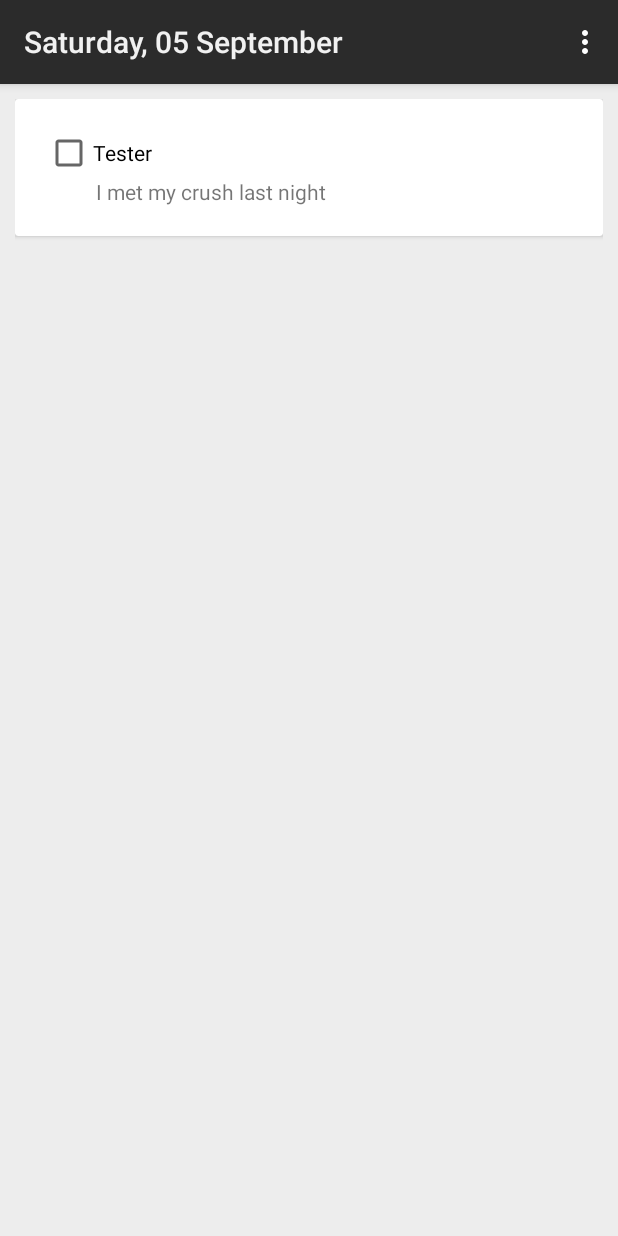
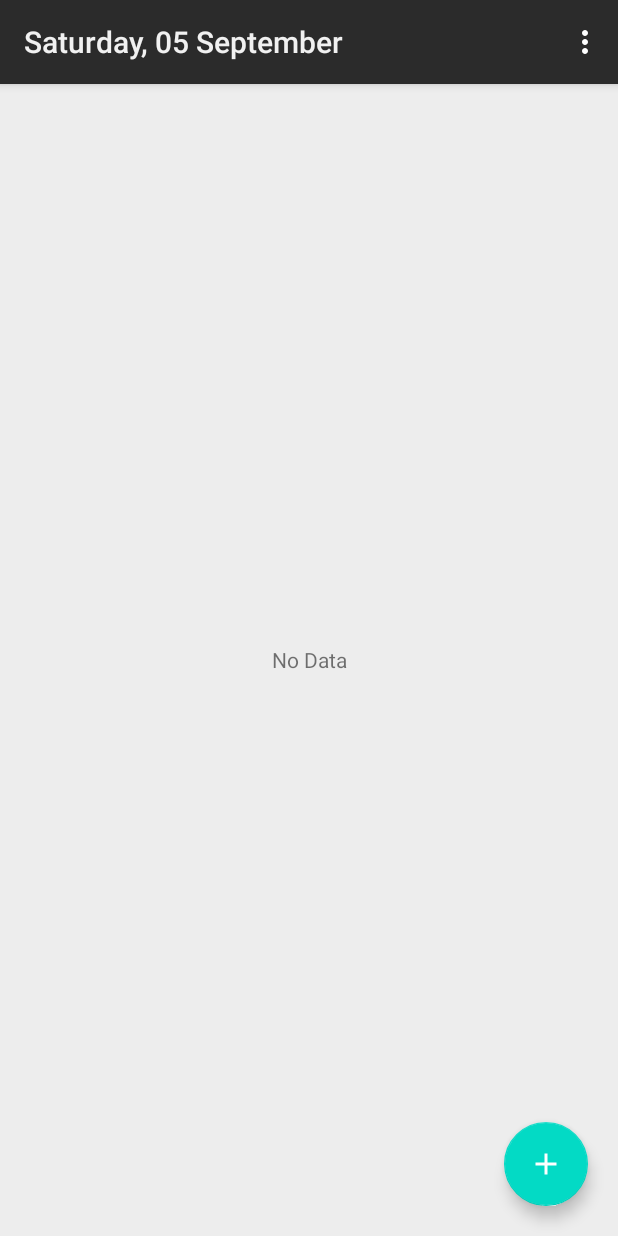
Before and after one commit to setyotontowi/menko, an Android app: the screen it shows after launch (MainActivity), on a phone screen of 412 x 824 dp. Run offline under Robolectric (Android 15) with nearby library versions, the light colour scheme and no system bars; libraries missing offline, so code that uses them is left out: com.github.appintro.

Commit message:
RecyclerView with dynamic data

```diff
--- a/app/src/main/java/com/project/thisappistryingtomakeyoubetter/adapter/TaskAdapter.java
+++ b/app/src/main/java/com/project/thisappistryingtomakeyoubetter/adapter/TaskAdapter.java
@@ -38,7 +38,11 @@ public class TaskAdapter extends RecyclerView.Adapter<TaskAdapter.TaskViewHolder
         Task task = tasks.get(position);
 
         holder.title.setText(task.getTitle());
-        holder.description.setText(task.getDescription());
+        if(task.getDescription().equals("") || task.getDescription() == null){
+            holder.description.setVisibility(View.GONE);
+        } else {
+            holder.description.setText(task.getDescription());
+        }
     }
 
     @Override
--- a/app/src/main/java/com/project/thisappistryingtomakeyoubetter/fragment/DayFragment.java
+++ b/app/src/main/java/com/project/thisappistryingtomakeyoubetter/fragment/DayFragment.java
@@ -1,5 +1,7 @@
 package com.project.thisappistryingtomakeyoubetter.fragment;
 
+import android.app.Dialog;
+import android.os.Build;
 import android.os.Bundle;
 
 import androidx.annotation.NonNull;
@@ -10,8 +12,12 @@ import androidx.recyclerview.widget.LinearLayoutManager;
 import android.view.LayoutInflater;
 import android.view.View;
 import android.view.ViewGroup;
+import android.view.Window;
+import android.view.WindowManager;
 
+import com.project.thisappistryingtomakeyoubetter.R;
 import com.project.thisappistryingtomakeyoubetter.adapter.TaskAdapter;
+import com.project.thisappistryingtomakeyoubetter.databinding.DialogAddTaskBinding;
 import com.project.thisappistryingtomakeyoubetter.model.Task;
 import com.project.thisappistryingtomakeyoubetter.util.GeneralHelper;
 import com.project.thisappistryingtomakeyoubetter.activity.MainActivity;
@@ -21,12 +27,14 @@ import java.util.ArrayList;
 import java.util.Calendar;
 import java.util.Date;
 import java.util.List;
+import java.util.Objects;
 
-public class DayFragment extends Fragment {
+public class DayFragment extends Fragment implements View.OnClickListener {
 
     private Date date;
     private FragmentDayBinding binding;
     private List<Task> tasks;
+    private TaskAdapter taskAdapter;
 
     public DayFragment() {
         // Required empty public constructor
@@ -60,21 +68,14 @@ public class DayFragment extends Fragment {
         super.onViewCreated(view, savedInstanceState);
         tasks = new ArrayList<>();
 
-        // Data samples
-        Task task1 = new Task("Tester", "I met my crush last night");
-        tasks.add(task1);
+        placeHolder();
 
-        if(tasks.isEmpty()){
-            binding.task.setVisibility(View.GONE);
-            binding.nodata.setVisibility(View.VISIBLE);
-        } else {
-            binding.task.setVisibility(View.VISIBLE);
-            binding.nodata.setVisibility(View.GONE);
-        }
-
-        TaskAdapter taskAdapter = new TaskAdapter(getActivity(), tasks);
+        taskAdapter = new TaskAdapter(getActivity(), tasks);
         binding.task.setLayoutManager(new LinearLayoutManager(getActivity()));
         binding.task.setAdapter(taskAdapter);
+
+        // Floating Action Button Add
+        binding.addTask.setOnClickListener(this);
     }
 
     @Override
@@ -83,4 +84,60 @@ public class DayFragment extends Fragment {
         ((MainActivity)requireActivity()).toolbar.setTitle(
                 GeneralHelper.dateFormatter().format(date));
     }
+
+    @Override
+    public void onClick(View v) {
+        if (v.getId() == R.id.add_task) {
+            addTaskDialog();
+        }
+    }
+
+    private void addTaskDialog(){
+        final Dialog dialog = new Dialog(requireContext());
+        final DialogAddTaskBinding binding = DialogAddTaskBinding.inflate(getLayoutInflater());
+        dialog.setContentView(binding.getRoot());
+
+        if (Build.VERSION.SDK_INT >= Build.VERSION_CODES.KITKAT) {
+            Objects.requireNonNull(dialog.getWindow()).setSoftInputMode(WindowManager.LayoutParams.SOFT_INPUT_STATE_HIDDEN);
+        }
+
+        Window window = dialog.getWindow();
+        assert window != null;
+        window.setLayout(WindowManager.LayoutParams.MATCH_PARENT,
+                WindowManager.LayoutParams.WRAP_CONTENT);
+
+        binding.cancel.setOnClickListener(new View.OnClickListener() {
+            @Override
+            public void onClick(View v) {
+                dialog.dismiss();
+            }
+        });
+
+        binding.save.setOnClickListener(new View.OnClickListener() {
+            @Override
+            public void onClick(View v) {
+                addTask(binding.title.getText().toString(),
+                        binding.description.getText().toString());
+                dialog.dismiss();
+            }
+        });
+
+        dialog.show();
+    }
+
+    private void addTask(String title, String description) {
+        tasks.add(new Task(title, description));
+        taskAdapter.notifyDataSetChanged();
+        placeHolder();
+    }
+
+    private void placeHolder(){
+        if(tasks.isEmpty()){
+            binding.task.setVisibility(View.GONE);
+            binding.nodata.setVisibility(View.VISIBLE);
+        } else {
+            binding.task.setVisibility(View.VISIBLE);
+            binding.nodata.setVisibility(View.GONE);
+        }
+    }
 }
--- /dev/null
+++ b/app/src/main/res/drawable/ic_add.xml
@@ -0,0 +1,12 @@
+<vector xmlns:android="http://schemas.android.com/apk/res/android"
+    xmlns:tools="http://schemas.android.com/tools"
+    android:width="24dp"
+    android:height="24dp"
+    android:tint="#FFFFFF"
+    android:viewportWidth="24"
+    android:viewportHeight="24">
+    <path
+        android:fillColor="@android:color/white"
+        android:pathData="M19,13h-6v6h-2v-6H5v-2h6V5h2v6h6v2z"
+        tools:ignore="VectorRaster" />
+</vector>
--- a/app/src/main/res/layout/fragment_day.xml
+++ b/app/src/main/res/layout/fragment_day.xml
@@ -3,23 +3,43 @@
     xmlns:tools="http://schemas.android.com/tools"
     android:layout_width="match_parent"
     android:layout_height="match_parent"
+    xmlns:app="http://schemas.android.com/apk/res-auto"
     android:background="@color/main_background"
+    android:orientation="vertical"
     tools:context=".fragment.DayFragment">
+
+    <LinearLayout
+        android:id="@+id/container"
+        android:layout_width="match_parent"
+        android:layout_height="match_parent"
+        android:orientation="vertical">
 
         <TextView
             android:id="@+id/nodata"
             android:layout_width="match_parent"
             android:layout_height="match_parent"
+            android:layout_gravity="center"
+            android:gravity="center"
             android:text="@string/hello_blank_fragment"
-        android:layout_gravity="center"
-        android:visibility="visible"
-        android:gravity="center"/>
+            android:visibility="visible" />
 
         <androidx.recyclerview.widget.RecyclerView
             android:id="@+id/task"
-        android:padding="@dimen/padding10"
             android:layout_width="match_parent"
             android:layout_height="match_parent"
-        android:visibility="gone"/>
+            android:padding="@dimen/padding10"
+            android:visibility="gone" />
+    </LinearLayout>
+
+    <com.google.android.material.floatingactionbutton.FloatingActionButton
+        android:id="@+id/add_task"
+        android:layout_width="wrap_content"
+        android:layout_height="wrap_content"
+        android:layout_margin="@dimen/fab_margin"
+        android:layout_alignBottom="@id/container"
+        android:layout_alignEnd="@id/container"
+        android:layout_alignRight="@id/container"
+        app:rippleColor="@color/main_background"
+        android:src="@drawable/ic_add"/>
 
 </RelativeLayout>
--- a/app/src/main/res/layout/view_task.xml
+++ b/app/src/main/res/layout/view_task.xml
@@ -5,6 +5,7 @@
     android:layout_width="match_parent"
     android:layout_height="wrap_content"
     android:elevation="5dp"
+    android:layout_marginBottom="@dimen/card_inbetween"
     tools:targetApi="lollipop">
 
     <LinearLayout
--- a/app/src/main/res/values/colors.xml
+++ b/app/src/main/res/values/colors.xml
@@ -9,4 +9,7 @@
     <color name="black_overlay">#66000000</color>
 
     <color name="main_background">#EDEDED</color>
+
+    <color name="success">#2CB897</color>
+    <color name="alert">#FF4141</color>
 </resources>
--- a/app/src/main/res/values/dimens.xml
+++ b/app/src/main/res/values/dimens.xml
@@ -1,5 +1,8 @@
 <resources>
     <dimen name="padding10">10dp</dimen>
     <dimen name="padding20">20dp</dimen>
+    <dimen name="inbetween">15dp</dimen>
+    <dimen name="card_inbetween">10dp</dimen>
     <dimen name="task_padding">34dp</dimen>
+    <dimen name="fab_margin">20dp</dimen>
 </resources>
--- a/app/src/main/res/values/strings.xml
+++ b/app/src/main/res/values/strings.xml
@@ -31,4 +31,10 @@
     <string name="title_activity_intro">FullscreenActivity</string>
     <string name="hello_blank_fragment">No Data</string>
 
+    <!-- Main Activity -->
+    <string name="add_task_title_hint">Tambahkan Tugas</string>
+    <string name="add_task_description_hint">Tambahkan Deskripsi</string>
+    <string name="add_task_save_button">Simpan</string>
+    <string name="add_task_cancel_button">Batal</string>
+
 </resources>
```
Also changed, not shown: app/src/main/res/layout/dialog_add_task.xml (added, +61 -0 lines). Lines whose indentation alone changed are shown as unchanged.
